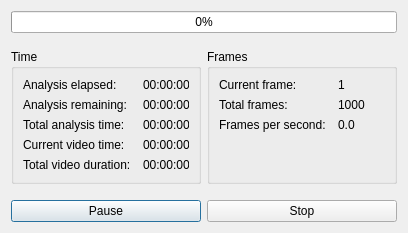
The window that src/StabilizeWindow.ui (mikoro/orientview) describes before a commit, drawn with Qt 5.
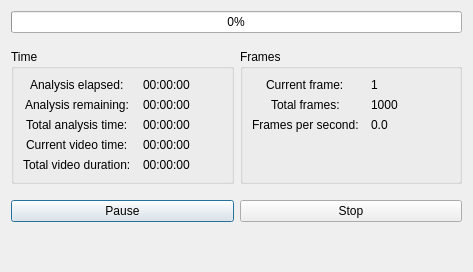
The same window after the commit. Icons and pictures are not drawn.

Diff of the .ui file:
```diff
--- a/src/StabilizeWindow.ui
+++ b/src/StabilizeWindow.ui
@@ -6,8 +6,8 @@
    <rect>
     <x>0</x>
     <y>0</y>
-    <width>406</width>
-    <height>224</height>
+    <width>473</width>
+    <height>272</height>
    </rect>
   </property>
   <property name="minimumSize">
@@ -61,7 +61,7 @@
       <widget class="QGroupBox" name="groupBox">
        <property name="minimumSize">
         <size>
-         <width>190</width>
+         <width>0</width>
          <height>0</height>
         </size>
        </property>
@@ -72,6 +72,12 @@
         <property name="fieldGrowthPolicy">
          <enum>QFormLayout::AllNonFixedFieldsGrow</enum>
         </property>
+        <property name="labelAlignment">
+         <set>Qt::AlignCenter</set>
+        </property>
+        <property name="formAlignment">
+         <set>Qt::AlignLeading|Qt::AlignLeft|Qt::AlignTop</set>
+        </property>
         <property name="horizontalSpacing">
          <number>12</number>
         </property>
@@ -272,7 +278,7 @@
       <widget class="QGroupBox" name="groupBox_2">
        <property name="minimumSize">
         <size>
-         <width>190</width>
+         <width>0</width>
          <height>0</height>
         </size>
        </property>
@@ -280,6 +286,15 @@
         <string>Frames</string>
        </property>
        <layout class="QFormLayout" name="formLayout_2">
+        <property name="fieldGrowthPolicy">
+         <enum>QFormLayout::AllNonFixedFieldsGrow</enum>
+        </property>
+        <property name="labelAlignment">
+         <set>Qt::AlignCenter</set>
+        </property>
+        <property name="formAlignment">
+         <set>Qt::AlignLeading|Qt::AlignLeft|Qt::AlignTop</set>
+        </property>
         <property name="horizontalSpacing">
          <number>12</number>
         </property>
```
